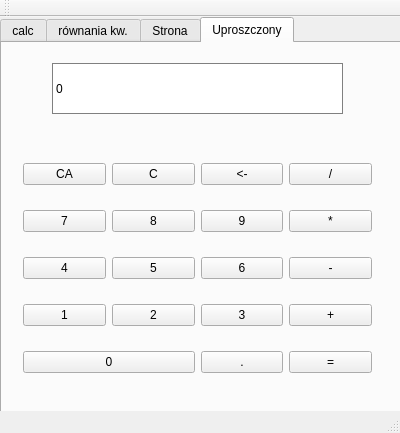
The window that liczydlo/mainwindow.ui (domi-nika60/Liczydlo-naukowe) describes before a commit, drawn with Qt 5.
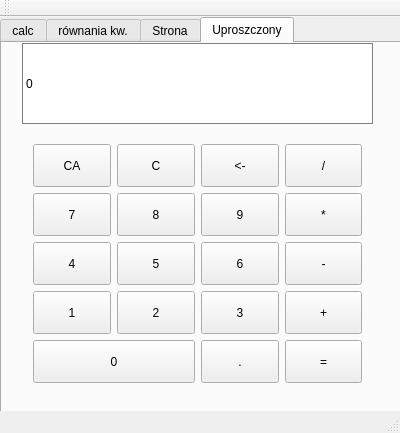
The same window after the commit.

Commit message: layout tab 4

What changed in the file:
```diff
--- a/liczydlo/mainwindow.ui
+++ b/liczydlo/mainwindow.ui
@@ -1045,15 +1045,27 @@
      <widget class="QWidget" name="gridLayoutWidget_3">
       <property name="geometry">
        <rect>
-        <x>10</x>
+        <x>20</x>
         <y>90</y>
-        <width>371</width>
-        <height>271</height>
+        <width>351</width>
+        <height>261</height>
        </rect>
       </property>
+      <property name="sizePolicy">
+       <sizepolicy hsizetype="Expanding" vsizetype="Expanding">
+        <horstretch>0</horstretch>
+        <verstretch>0</verstretch>
+       </sizepolicy>
+      </property>
       <layout class="QGridLayout" name="gridLayout_4">
        <item row="2" column="1">
         <widget class="QPushButton" name="pushButton_5">
+         <property name="sizePolicy">
+          <sizepolicy hsizetype="Expanding" vsizetype="Expanding">
+           <horstretch>0</horstretch>
+           <verstretch>0</verstretch>
+          </sizepolicy>
+         </property>
          <property name="text">
           <string>5</string>
          </property>
@@ -1061,6 +1073,12 @@
        </item>
        <item row="0" column="1">
         <widget class="QPushButton" name="pushButton_clear">
+         <property name="sizePolicy">
+          <sizepolicy hsizetype="Expanding" vsizetype="Expanding">
+           <horstretch>0</horstretch>
+           <verstretch>0</verstretch>
+          </sizepolicy>
+         </property>
          <property name="text">
           <string>C</string>
          </property>
@@ -1068,6 +1086,12 @@
        </item>
        <item row="3" column="0">
         <widget class="QPushButton" name="pushButton_1">
+         <property name="sizePolicy">
+          <sizepolicy hsizetype="Expanding" vsizetype="Expanding">
+           <horstretch>0</horstretch>
+           <verstretch>0</verstretch>
+          </sizepolicy>
+         </property>
          <property name="text">
           <string>1</string>
          </property>
@@ -1075,6 +1099,12 @@
        </item>
        <item row="0" column="0">
         <widget class="QPushButton" name="pushButton_clearall">
+         <property name="sizePolicy">
+          <sizepolicy hsizetype="Expanding" vsizetype="Expanding">
+           <horstretch>0</horstretch>
+           <verstretch>0</verstretch>
+          </sizepolicy>
+         </property>
          <property name="text">
           <string>CA</string>
          </property>
@@ -1082,6 +1112,12 @@
        </item>
        <item row="1" column="0">
         <widget class="QPushButton" name="pushButton_7">
+         <property name="sizePolicy">
+          <sizepolicy hsizetype="Expanding" vsizetype="Expanding">
+           <horstretch>0</horstretch>
+           <verstretch>0</verstretch>
+          </sizepolicy>
+         </property>
          <property name="text">
           <string>7</string>
          </property>
@@ -1089,6 +1125,12 @@
        </item>
        <item row="1" column="2">
         <widget class="QPushButton" name="pushButton_9">
+         <property name="sizePolicy">
+          <sizepolicy hsizetype="Expanding" vsizetype="Expanding">
+           <horstretch>0</horstretch>
+           <verstretch>0</verstretch>
+          </sizepolicy>
+         </property>
          <property name="text">
           <string>9</string>
          </property>
@@ -1096,6 +1138,12 @@
        </item>
        <item row="3" column="2">
         <widget class="QPushButton" name="pushButton_3">
+         <property name="sizePolicy">
+          <sizepolicy hsizetype="Expanding" vsizetype="Expanding">
+           <horstretch>0</horstretch>
+           <verstretch>0</verstretch>
+          </sizepolicy>
+         </property>
          <property name="text">
           <string>3</string>
          </property>
@@ -1103,6 +1151,12 @@
        </item>
        <item row="2" column="0">
         <widget class="QPushButton" name="pushButton_4">
+         <property name="sizePolicy">
+          <sizepolicy hsizetype="Expanding" vsizetype="Expanding">
+           <horstretch>0</horstretch>
+           <verstretch>0</verstretch>
+          </sizepolicy>
+         </property>
          <property name="text">
           <string>4</string>
          </property>
@@ -1110,6 +1164,12 @@
        </item>
        <item row="2" column="2">
         <widget class="QPushButton" name="pushButton_6">
+         <property name="sizePolicy">
+          <sizepolicy hsizetype="Expanding" vsizetype="Expanding">
+           <horstretch>0</horstretch>
+           <verstretch>0</verstretch>
+          </sizepolicy>
+         </property>
          <property name="text">
           <string>6</string>
          </property>
@@ -1117,6 +1177,12 @@
        </item>
        <item row="1" column="1">
         <widget class="QPushButton" name="pushButton_8">
+         <property name="sizePolicy">
+          <sizepolicy hsizetype="Expanding" vsizetype="Expanding">
+           <horstretch>0</horstretch>
+           <verstretch>0</verstretch>
+          </sizepolicy>
+         </property>
          <property name="text">
           <string>8</string>
          </property>
@@ -1124,6 +1190,12 @@
        </item>
        <item row="0" column="2">
         <widget class="QPushButton" name="pushButton_backspace">
+         <property name="sizePolicy">
+          <sizepolicy hsizetype="Expanding" vsizetype="Expanding">
+           <horstretch>0</horstretch>
+           <verstretch>0</verstretch>
+          </sizepolicy>
+         </property>
          <property name="text">
           <string>&lt;-</string>
          </property>
@@ -1131,6 +1203,12 @@
        </item>
        <item row="3" column="1">
         <widget class="QPushButton" name="pushButton_2">
+         <property name="sizePolicy">
+          <sizepolicy hsizetype="Expanding" vsizetype="Expanding">
+           <horstretch>0</horstretch>
+           <verstretch>0</verstretch>
+          </sizepolicy>
+         </property>
          <property name="text">
           <string>2</string>
          </property>
@@ -1138,6 +1216,12 @@
        </item>
        <item row="0" column="3">
         <widget class="QPushButton" name="pushButton_division">
+         <property name="sizePolicy">
+          <sizepolicy hsizetype="Expanding" vsizetype="Expanding">
+           <horstretch>0</horstretch>
+           <verstretch>0</verstretch>
+          </sizepolicy>
+         </property>
          <property name="text">
           <string>/</string>
          </property>
@@ -1145,6 +1229,12 @@
        </item>
        <item row="1" column="3">
         <widget class="QPushButton" name="pushButton_multiplication">
+         <property name="sizePolicy">
+          <sizepolicy hsizetype="Expanding" vsizetype="Expanding">
+           <horstretch>0</horstretch>
+           <verstretch>0</verstretch>
+          </sizepolicy>
+         </property>
          <property name="text">
           <string>*</string>
          </property>
@@ -1152,6 +1242,12 @@
        </item>
        <item row="2" column="3">
         <widget class="QPushButton" name="pushButton_subtraction">
+         <property name="sizePolicy">
+          <sizepolicy hsizetype="Expanding" vsizetype="Expanding">
+           <horstretch>0</horstretch>
+           <verstretch>0</verstretch>
+          </sizepolicy>
+         </property>
          <property name="text">
           <string>-</string>
          </property>
@@ -1159,6 +1255,12 @@
        </item>
        <item row="3" column="3">
         <widget class="QPushButton" name="pushButton_addition">
+         <property name="sizePolicy">
+          <sizepolicy hsizetype="Expanding" vsizetype="Expanding">
+           <horstretch>0</horstretch>
+           <verstretch>0</verstretch>
+          </sizepolicy>
+         </property>
          <property name="text">
           <string>+</string>
          </property>
@@ -1166,6 +1268,12 @@
        </item>
        <item row="4" column="3">
         <widget class="QPushButton" name="pushButton_equals">
+         <property name="sizePolicy">
+          <sizepolicy hsizetype="Expanding" vsizetype="Expanding">
+           <horstretch>0</horstretch>
+           <verstretch>0</verstretch>
+          </sizepolicy>
+         </property>
          <property name="text">
           <string>=</string>
          </property>
@@ -1173,6 +1281,12 @@
        </item>
        <item row="4" column="2">
         <widget class="QPushButton" name="pushButton_decimal">
+         <property name="sizePolicy">
+          <sizepolicy hsizetype="Expanding" vsizetype="Expanding">
+           <horstretch>0</horstretch>
+           <verstretch>0</verstretch>
+          </sizepolicy>
+         </property>
          <property name="text">
           <string>.</string>
          </property>
@@ -1180,6 +1294,12 @@
        </item>
        <item row="4" column="0" colspan="2">
         <widget class="QPushButton" name="pushButton_0">
+         <property name="sizePolicy">
+          <sizepolicy hsizetype="Expanding" vsizetype="Expanding">
+           <horstretch>0</horstretch>
+           <verstretch>0</verstretch>
+          </sizepolicy>
+         </property>
          <property name="text">
           <string>0</string>
          </property>
@@ -1190,10 +1310,10 @@
      <widget class="QLabel" name="label_scr_4">
       <property name="geometry">
        <rect>
-        <x>50</x>
-        <y>20</y>
-        <width>291</width>
-        <height>51</height>
+        <x>20</x>
+        <y>0</y>
+        <width>351</width>
+        <height>81</height>
        </rect>
       </property>
       <property name="styleSheet">
```
